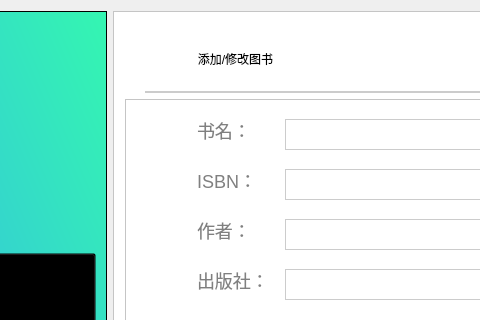
First picture: the form in Library/Library/admin_addbook.ui, repository BooksOcean/BooksOcean, before the edit; both pictures show x 204 to 684 and y 0 to 320 of the 1081 by 722 pixel window.
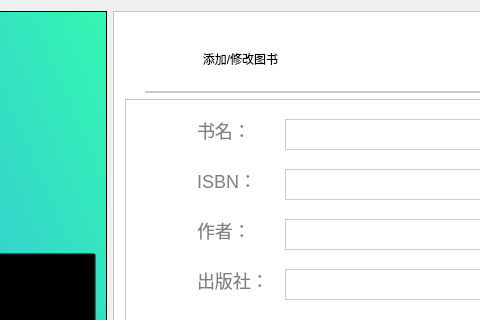
Second picture: the form after the edit. Icons and pictures are not drawn.

```diff
--- a/Library/Library/admin_addbook.ui
+++ b/Library/Library/admin_addbook.ui
@@ -246,7 +246,7 @@
           <rect>
            <x>20</x>
            <y>10</y>
-           <width>181</width>
+           <width>191</width>
            <height>51</height>
           </rect>
          </property>
```
